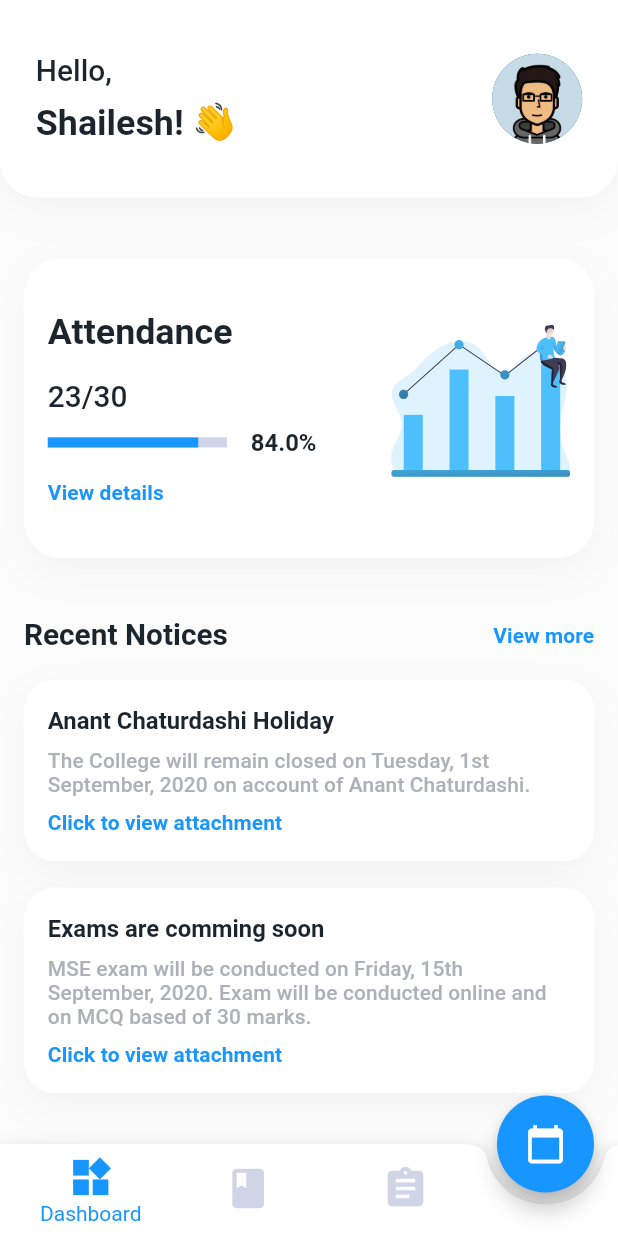
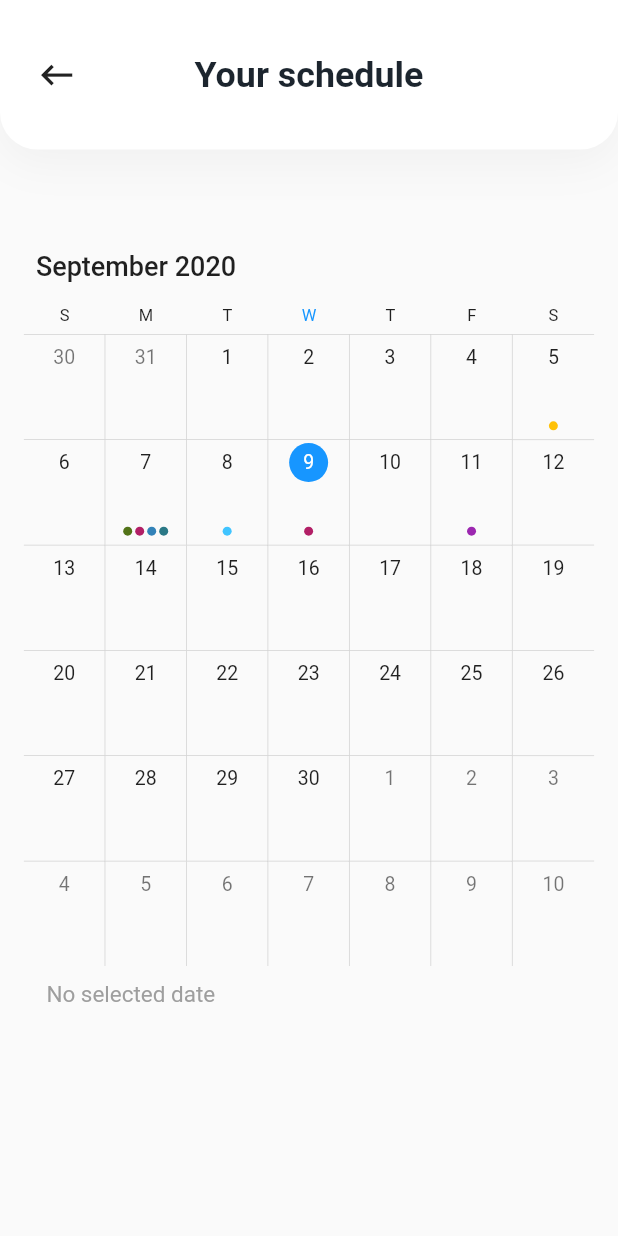
Before and after one commit to dscvitpune/school-app, a Flutter app: the App screen opened by its route, after a tap on the "calendar today" icon, on a phone screen of 412 x 824 dp. Run offline on Flutter 3.47's test engine with Material 2 defaults, Android fonts, the phone set to English and light mode, and no system bars; drawn by our look-alikes of syncfusion_flutter_calendar; our stand-ins replace flutter_screenutil, flutter_svg.

Commit message:
Calender screen is added @anirudh

```diff
--- a/lib/main.dart
+++ b/lib/main.dart
@@ -3,6 +3,7 @@ import 'package:flutter/services.dart';
 import 'package:flutter_screenutil/flutter_screenutil.dart';
 import 'package:schoolApp/screens/app/App.dart';
 import 'package:schoolApp/screens/app/AttendanceScreen.dart';
+import 'package:schoolApp/screens/app/CalenderScreen.dart';
 import 'package:schoolApp/screens/app/NoticesScreen.dart';
 import 'package:schoolApp/screens/app/ProfileScreen.dart';
 import 'package:schoolApp/screens/auth/LoginScreen.dart';
@@ -27,6 +28,7 @@ void main() {
         '/profile': (context) => ProfileScreen(),
         '/notices': (context) => NoticesScreen(),
         '/attendance': (context) => AttendanceScreen(),
+        '/calender': (context) => CustomAgenda(),
       },
       home: MyApp()));
 }
@@ -42,6 +44,6 @@ class MyApp extends StatelessWidget {
         systemNavigationBarColor: white,
         systemNavigationBarIconBrightness: Brightness.dark,
         statusBarIconBrightness: Brightness.dark));
-    return LoginScreen();
+    return App();
   }
 }
--- a/lib/screens/app/App.dart
+++ b/lib/screens/app/App.dart
@@ -43,7 +43,9 @@ class _AppState extends State<App> {
         width: 65.0.w,
         child: FittedBox(
           child: FloatingActionButton(
-            onPressed: () {},
+            onPressed: () {
+              Navigator.pushNamed(context, '/calender');
+            },
             child: Icon(Icons.calendar_today),
             backgroundColor: primaryColorDark,
           ),
--- /dev/null
+++ b/lib/screens/app/CalenderScreen.dart
@@ -0,0 +1,195 @@
+import 'package:flutter/material.dart';
+import 'package:flutter/rendering.dart';
+import 'package:flutter/widgets.dart';
+import 'package:schoolApp/utils/constant.dart';
+import 'package:schoolApp/widgets/CustomAppBar.dart';
+import 'package:schoolApp/widgets/CustomLeading.dart';
+import 'package:syncfusion_flutter_calendar/calendar.dart';
+import 'package:flutter_screenutil/flutter_screenutil.dart';
+
+class CustomAgenda extends StatefulWidget {
+  @override
+  State<StatefulWidget> createState() => ScheduleExample();
+}
+
+class ScheduleExample extends State<CustomAgenda> {
+  CalendarView _calendarView;
+  List<Appointment> appointmentDetails;
+
+  @override
+  void initState() {
+    appointmentDetails = <Appointment>[];
+    _calendarView = CalendarView.month;
+    super.initState();
+  }
+
+  @override
+  Widget build(BuildContext context) {
+    return Scaffold(
+      body: Column(
+        crossAxisAlignment: CrossAxisAlignment.start,
+        children: <Widget>[
+          Container(
+            width: MediaQuery.of(context).size.width,
+            decoration: BoxDecoration(
+              color: white,
+              borderRadius: BorderRadius.vertical(
+                bottom: Radius.circular(25.w),
+              ),
+              boxShadow: [
+                BoxShadow(
+                  color: darkBlack.withOpacity(0.04),
+                  spreadRadius: 0,
+                  blurRadius: 24,
+                  offset: Offset(0, 8.h),
+                ),
+              ],
+            ),
+            child: Padding(
+              padding: EdgeInsets.symmetric(
+                  horizontal: paddingL.w - paddingS.w, vertical: paddingL.h),
+              child: Stack(
+                children: [
+                  Align(
+                    alignment: Alignment.centerLeft,
+                    child: GestureDetector(
+                      onTap: () {
+                        //TODO: Go Back
+                        Navigator.of(context).pop();
+                      },
+                      child: Icon(
+                        Icons.keyboard_backspace,
+                        size: 28.w,
+                      ),
+                    ),
+                  ),
+                  Align(
+                    alignment: Alignment.center,
+                    child: Text(
+                      "Your schedule",
+                      style: Theme.of(context).textTheme.headline5.copyWith(
+                            color: black,
+                            fontWeight: FontWeight.bold,
+                            fontFamily: '.SF UI Display',
+                            fontSize: headline5.ssp,
+                          ),
+                    ),
+                  ),
+                ],
+              ),
+            ),
+          ),
+          SizedBox(height: 2.h * spaceM.h),
+          Expanded(
+            child: Padding(
+              padding: EdgeInsets.symmetric(
+                  vertical: paddingM.h, horizontal: paddingM.w),
+              child: SfCalendar(
+                view: _calendarView,
+                monthViewSettings: MonthViewSettings(showAgenda: true),
+                dataSource: getCalendarDataSource(),
+                onTap: calendarTapped,
+              ),
+            ),
+          ),
+        ],
+      ),
+    );
+  }
+
+  void calendarTapped(CalendarTapDetails calendarTapDetails) {
+    if (calendarTapDetails.targetElement == CalendarElement.calendarCell) {
+      setState(() {
+        appointmentDetails = calendarTapDetails.appointments;
+      });
+    }
+  }
+
+  _DataSource getCalendarDataSource() {
+    final List<Appointment> appointments = <Appointment>[];
+    appointments.add(Appointment(
+      startTime: DateTime.now(),
+      endTime: DateTime.now().add(const Duration(hours: 1)),
+      subject: 'Meeting',
+      color: Color(0xFFfb21f66),
+    ));
+    appointments.add(Appointment(
+      startTime: DateTime.now().add(Duration(days: -2, hours: 4)),
+      endTime: DateTime.now().add(Duration(days: -2, hours: 5)),
+      subject: 'Development Meeting   New York, U.S.A',
+      color: Color(0xFFf527318),
+    ));
+    appointments.add(Appointment(
+      startTime: DateTime.now().add(Duration(days: -2, hours: 3)),
+      endTime: DateTime.now().add(Duration(days: -2, hours: 4)),
+      subject: 'Project Plan Meeting   Kuala Lumpur, Malaysia',
+      color: Color(0xFFfb21f66),
+    ));
+    appointments.add(Appointment(
+      startTime: DateTime.now().add(Duration(days: -2, hours: 2)),
+      endTime: DateTime.now().add(Duration(days: -2, hours: 3)),
+      subject: 'Support - Web Meeting   Dubai, UAE',
+      color: Color(0xFFf3282b8),
+    ));
+    appointments.add(Appointment(
+      startTime: DateTime.now().add(Duration(days: -2, hours: 1)),
+      endTime: DateTime.now().add(Duration(days: -2, hours: 2)),
+      subject: 'Project Release Meeting   Istanbul, Turkey',
+      color: Color(0xFFf2a7886),
+    ));
+    appointments.add(Appointment(
+        startTime: DateTime.now().add(const Duration(hours: 4, days: -1)),
+        endTime: DateTime.now().add(const Duration(hours: 5, days: -1)),
+        subject: 'Release Meeting',
+        color: Colors.lightBlueAccent,
+        isAllDay: true));
+    appointments.add(Appointment(
+      startTime: DateTime.now().add(const Duration(hours: 2, days: -4)),
+      endTime: DateTime.now().add(const Duration(hours: 4, days: -4)),
+      subject: 'Performance check',
+      color: Colors.amber,
+    ));
+    appointments.add(Appointment(
+      startTime: DateTime.now().add(const Duration(hours: 11, days: -2)),
+      endTime: DateTime.now().add(const Duration(hours: 12, days: -2)),
+      subject: 'Customer Meeting   Tokyo, Japan',
+      color: Color(0xFFffb8d62),
+    ));
+    appointments.add(Appointment(
+      startTime: DateTime.now().add(const Duration(hours: 6, days: 2)),
+      endTime: DateTime.now().add(const Duration(hours: 7, days: 2)),
+      subject: 'Retrospective',
+      color: Colors.purple,
+    ));
+
+    return _DataSource(appointments);
+  }
+
+  IconData getIcon(String subject) {
+    if (subject == 'Planning') {
+      return Icons.subject;
+    } else if (subject == 'Development Meeting   New York, U.S.A') {
+      return Icons.people;
+    } else if (subject == 'Support - Web Meeting   Dubai, UAE') {
+      return Icons.settings;
+    } else if (subject == 'Project Plan Meeting   Kuala Lumpur, Malaysia') {
+      return Icons.check_circle_outline;
+    } else if (subject == 'Retrospective') {
+      return Icons.people_outline;
+    } else if (subject == 'Project Release Meeting   Istanbul, Turkey') {
+      return Icons.people_outline;
+    } else if (subject == 'Customer Meeting   Tokyo, Japan') {
+      return Icons.settings_phone;
+    } else if (subject == 'Release Meeting') {
+      return Icons.view_day;
+    } else {
+      return Icons.beach_access;
+    }
+  }
+}
+
+class _DataSource extends CalendarDataSource {
+  _DataSource(List<Appointment> source) {
+    appointments = source;
+  }
+}
--- a/pubspec.yaml
+++ b/pubspec.yaml
@@ -24,12 +24,12 @@ dependencies:
   flutter:
     sdk: flutter
 
-
   # The following adds the Cupertino Icons font to your application.
   # Use with the CupertinoIcons class for iOS style icons.
   cupertino_icons: ^0.1.3
   flutter_screenutil: ^2.3.1
   flutter_svg: ^0.18.0
+  syncfusion_flutter_calendar: ^18.2.57
 
 dev_dependencies:
   flutter_test:
@@ -37,7 +37,6 @@ dev_dependencies:
 
 # For information on the generic Dart part of this file, see the
 # following page: https://dart.dev/tools/pub/pubspec
-
 # The following section is specific to Flutter.
 flutter:
 
@@ -49,13 +48,10 @@ flutter:
   # To add assets to your application, add an assets section, like this:
   assets:
     - assets/images/
-
   # An image asset can refer to one or more resolution-specific "variants", see
   # https://flutter.dev/assets-and-images/#resolution-aware.
-
   # For details regarding adding assets from package dependencies, see
   # https://flutter.dev/assets-and-images/#from-packages
-
   # To add custom fonts to your application, add a fonts section here,
   # in this "flutter" section. Each entry in this list should have a
   # "family" key with the font family name, and a "fonts" key with a
```
Also changed, not shown: 3 other files.
